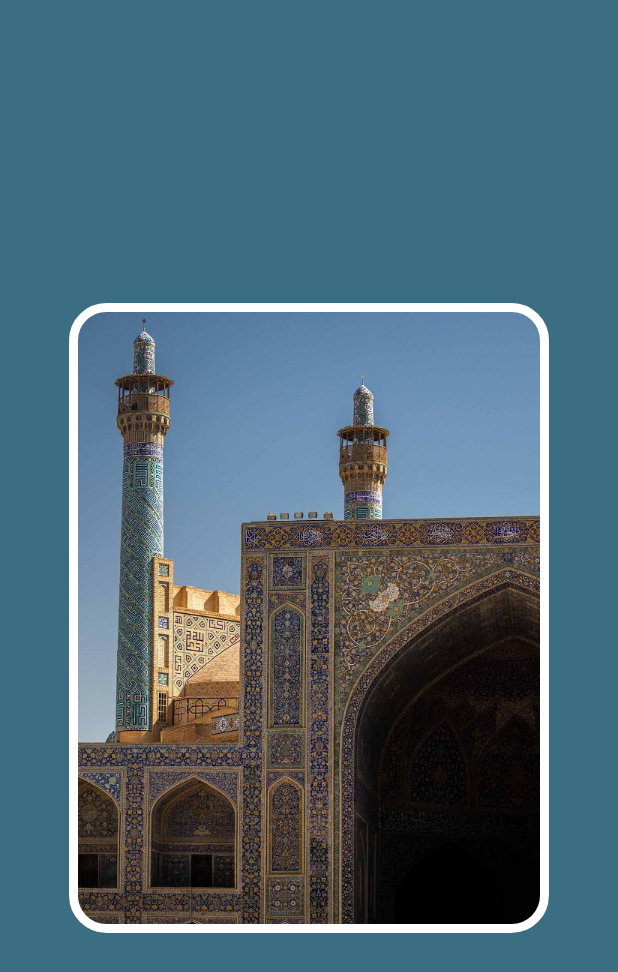
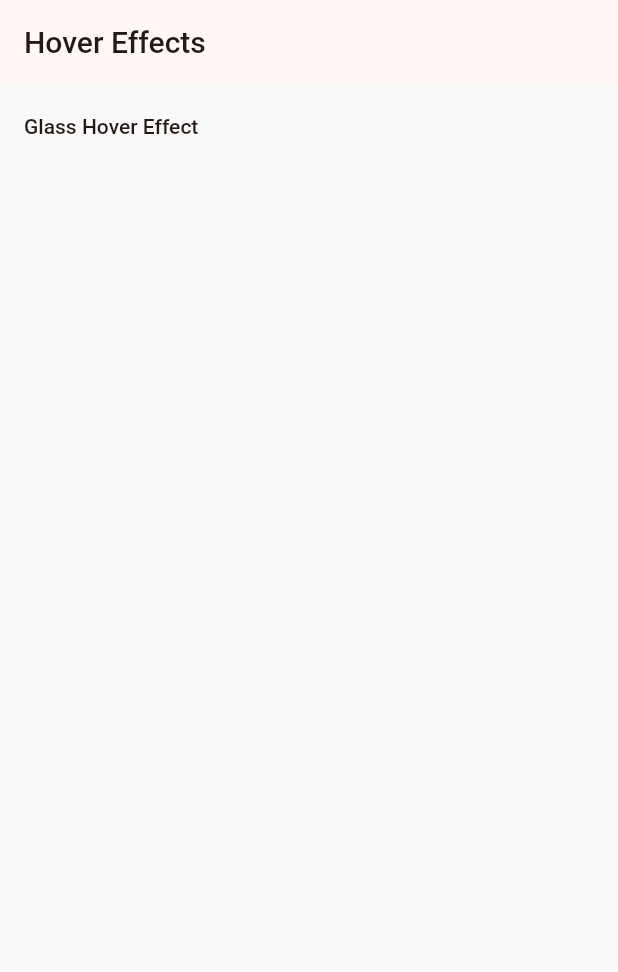
Before and after one commit to Flutter-Explained/hover_effects, a Flutter app: the screen it shows after launch, on a phone screen of 412 x 824 dp. Shown: the top 972 px of the screen. Run offline on Flutter 3.47's test engine with Material 2 defaults, Android fonts, the phone set to English and light mode, and no system bars.

Commit message:
[Feature] List view of different hover effects that will be created in the future

```diff
--- a/lib/main.dart
+++ b/lib/main.dart
@@ -1,6 +1,5 @@
-import 'dart:ui';
-
 import 'package:flutter/material.dart';
+import 'package:hover_effect/01_glass_hover/glass_hover_effect.dart';
 
 void main() {
   runApp(const MainApp());
@@ -13,116 +12,40 @@ class MainApp extends StatefulWidget {
   State<MainApp> createState() => _MainAppState();
 }
 
+class EffectDemo {
+  String title;
+  void Function(BuildContext context) navigation;
+  EffectDemo({required this.title, required this.navigation});
+}
+
 class _MainAppState extends State<MainApp> with SingleTickerProviderStateMixin {
-  late final AnimationController _controller = AnimationController(
-    duration: const Duration(milliseconds: 600),
-    vsync: this,
-  );
+  List<EffectDemo> demos = [
+    EffectDemo(
+      title: "Glass Hover Effect",
+      navigation: GlassHoverEffect.navigate,
+    ),
+  ];
 
-  late final Animation<Offset> _animation = Tween<Offset>(
-    begin: const Offset(1.1, 0),
-    end: Offset.zero,
-  ).animate(
-    CurvedAnimation(
-      parent: _controller,
-      curve: Curves.easeInOut,
-    ),
-  );
   @override
   Widget build(BuildContext context) {
     return MaterialApp(
+      theme: ThemeData.light().copyWith(
+        useMaterial3: true,
+        colorScheme: ColorScheme.fromSeed(seedColor: Colors.deepOrange),
+      ),
       home: Scaffold(
-        backgroundColor: const Color(0xFF3B6D83),
-        body: Center(
-          child: MouseRegion(
-            onEnter: (event) => _controller.forward(),
-            onExit: (event) => _controller.reverse(),
-            child: ClipRRect(
-              clipBehavior: Clip.hardEdge,
-              child: SizedBox(
-                height: 420,
-                width: 320,
-                child: Stack(
-                  children: [
-                    Container(
-                      decoration: const BoxDecoration(
-                        borderRadius: BorderRadius.all(Radius.circular(25)),
-                        image: DecorationImage(
-                          image: AssetImage("assets/isfahan.jpg"),
-                          fit: BoxFit.cover,
-                        ),
-                      ),
-                    ),
-                    SlideTransition(
-                      position: _animation,
-                      child: ClipRRect(
-                        clipBehavior: Clip.hardEdge,
-                        child: BackdropFilter(
-                          filter: ImageFilter.blur(sigmaX: 6, sigmaY: 6),
-                          child: Padding(
-                            padding: const EdgeInsets.all(32.0),
-                            child: Column(
-                              crossAxisAlignment: CrossAxisAlignment.start,
-                              children: [
-                                const SizedBox(height: 50),
-                                SelectableText(
-                                  "Isfahan",
-                                  style: Theme.of(context)
-                                      .textTheme
-                                      .titleLarge!
-                                      .copyWith(color: Colors.white),
-                                ),
-                                SelectableText(
-                                  "Where History and Beauty Unite",
-                                  style: Theme.of(context)
-                                      .textTheme
-                                      .titleSmall!
-                                      .copyWith(color: Colors.white),
-                                ),
-                                const SizedBox(height: 25),
-                                SelectableText(
-                                  "Isfahan, Iran's cultural gem, boasts stunning architecture, like the Imam Mosque and Naqsh-e Jahan Square. Rich history and vibrant culture await visitors.",
-                                  style: Theme.of(context)
-                                      .textTheme
-                                      .bodyMedium!
-                                      .copyWith(color: Colors.white),
-                                ),
-                                Expanded(
-                                  child: Row(
-                                    children: [
-                                      ElevatedButton(
-                                        child: const Text(
-                                            "Discover the Jewel of Iran"),
-                                        onPressed: () {},
-                                      ),
-                                    ],
-                                  ),
-                                )
-                              ],
-                            ),
-                          ),
-                        ),
-                      ),
-                    ),
-                    IgnorePointer(
-                      child: SizedBox(
-                        width: 320,
-                        height: 420,
-                        child: DecoratedBox(
-                          decoration: BoxDecoration(
-                            border: Border.all(color: Colors.white, width: 6),
-                            borderRadius: const BorderRadius.all(
-                              Radius.circular(25),
-                            ),
-                          ),
-                        ),
-                      ),
-                    )
-                  ],
-                ),
-              ),
-            ),
-          ),
+        appBar: AppBar(title: const Text("Hover Effects")),
+        body: ListView.separated(
+          itemBuilder: (context, index) {
+            return ListTile(
+              title: Text(demos[index].title),
+              onTap: () => demos[index].navigation(context),
+            );
+          },
+          separatorBuilder: (context, index) {
+            return const Divider(height: 1);
+          },
+          itemCount: demos.length,
         ),
       ),
     );
```
Also changed, not shown: lib/01_glass_hover/glass_hover_effect.dart (added, +141 -0 lines), pubspec.lock, 2 other files.
